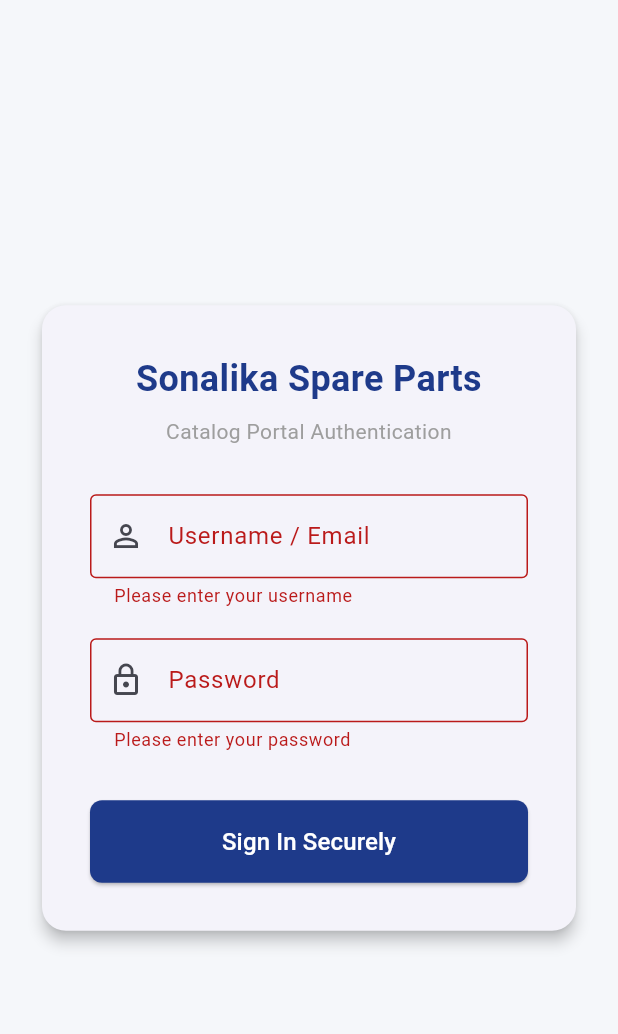
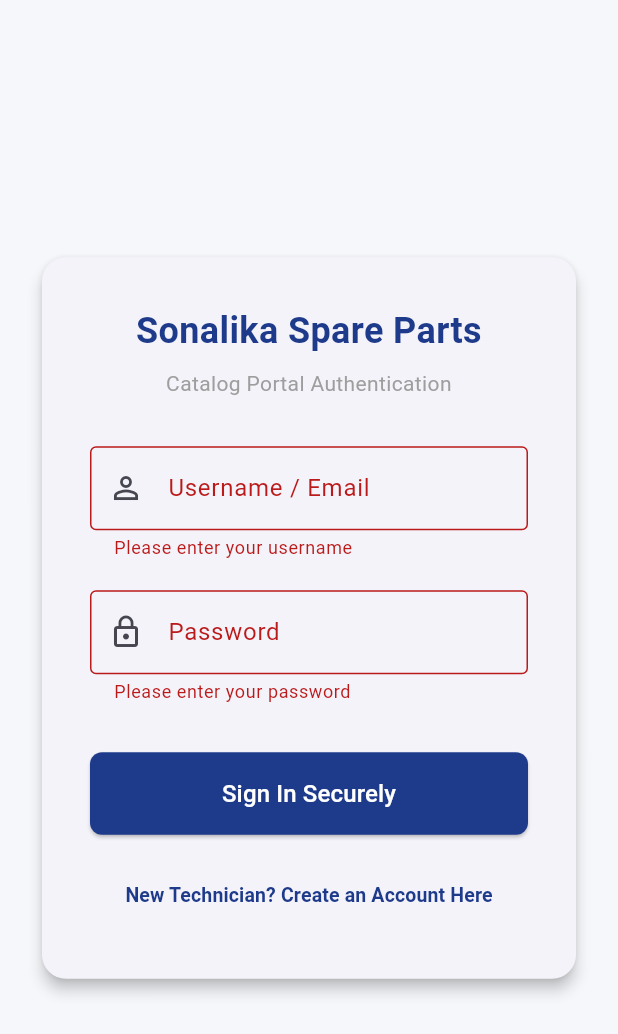
Before and after one commit to gouravgarg/visual-multimodal-rag, a Flutter app: the screen it shows after launch, after a tap on "Sign In Securely", on a phone screen of 412 x 824 dp. Shown: the top 1034 px of the screen. Run offline on Flutter 3.47's test engine with Material 3 defaults, Android fonts, the phone set to English and light mode, and no system bars; our stand-ins replace flutter_markdown; missing offline and left inert: amplify_auth_cognito, amplify_flutter.

Commit message:
feat: added fully modular user registration screen, email OTP workflows, and raw amplify error tracing visibility

```diff
--- a/lib/login_screen.dart
+++ b/lib/login_screen.dart
@@ -1,6 +1,8 @@
 import 'dart:io';
 import 'package:flutter/material.dart';
+import 'package:amplify_flutter/amplify_flutter.dart'; // 💡 Exposes AmplifyException
 import 'auth_service.dart';
+import 'register_screen.dart'; // 💡 Imports our new registration screen file
 
 class LoginScreen extends StatefulWidget {
   final VoidCallback onLoginSuccess;
@@ -44,10 +46,14 @@
       if (success && mounted) {
         widget.onLoginSuccess();
       }
+    } on AmplifyException catch (e) {
+      // 💡 Surfaces specific AWS Cognito configuration/policy errors right onto your mobile screen
+      setState(() => _errorMessage = 'AWS Cognito: ${e.message}');
     } on HttpException catch (e) {
-      setState(() => _errorMessage = e.message);
+      setState(() => _errorMessage = 'Network Error: ${e.message}');
     } catch (e) {
-      setState(() => _errorMessage = 'An unexpected authentication error occurred. Please try again.');
+      // 💡 Fallback that forces any hidden operational exception string to print on your phone
+      setState(() => _errorMessage = 'System Exception: ${e.toString()}');
     } finally {
       if (mounted) {
         setState(() => _isLoading = false);
@@ -58,7 +64,7 @@
   @override
   Widget build(BuildContext context) {
     return Scaffold(
-      backgroundColor: const Color(0xFFF5F7FA), // Clean enterprise background tone
+      backgroundColor: const Color(0xFFF5F7FA),
       body: Center(
         child: SingleChildScrollView(
           padding: const EdgeInsets.all(24.0),
@@ -79,7 +85,7 @@
                       style: TextStyle(
                         fontSize: 24,
                         fontWeight: FontWeight.bold,
-                        color: Color(0xFF1E3A8A), // Professional Corporate Navy
+                        color: Color(0xFF1E3A8A),
                       ),
                     ),
                     const SizedBox(height: 8),
@@ -141,6 +147,23 @@
                             )
                           : const Text('Sign In Securely', style: TextStyle(fontSize: 16)),
                     ),
+                    const SizedBox(height: 16),
+                    // 💡 The newly integrated registration router button link element
+                    TextButton(
+                      onPressed: () {
+                        Navigator.of(context).push(
+                          MaterialPageRoute(builder: (context) => const RegisterScreen()),
+                        );
+                      },
+                      child: const Text(
+                        'New Technician? Create an Account Here',
+                        style: TextStyle(
+                          color: Color(0xFF1E3A8A),
+                          fontWeight: FontWeight.bold,
+                          fontSize: 13,
+                        ),
+                      ),
+                    ),
                   ],
                 ),
               ),
```
Also changed, not shown: lib/auth_service.dart (+32 -0 lines), lib/register_screen.dart (added, +137 -0 lines).
